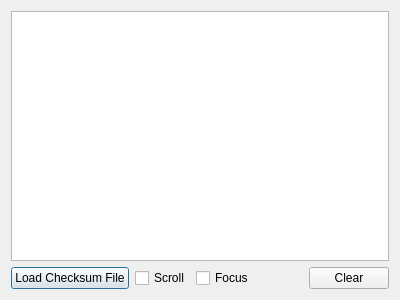
This is views/checksumview.ui in nicobucher/TMInspector as Qt 5 draws it before an edit. The edited form follows.
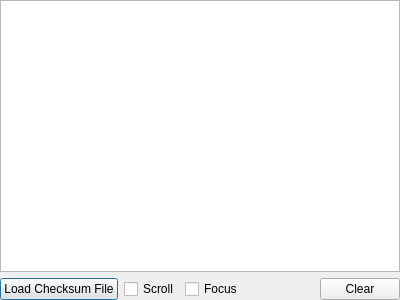
This is the edited form.

Commit message: aesthetic improvements to checksum checker

Patch:
```diff
--- a/views/checksumview.ui
+++ b/views/checksumview.ui
@@ -14,6 +14,18 @@
    <string>Checksum Checker</string>
   </property>
   <layout class="QVBoxLayout" name="verticalLayout">
+   <property name="leftMargin">
+    <number>0</number>
+   </property>
+   <property name="topMargin">
+    <number>0</number>
+   </property>
+   <property name="rightMargin">
+    <number>0</number>
+   </property>
+   <property name="bottomMargin">
+    <number>0</number>
+   </property>
    <item>
     <widget class="QListView" name="listView">
      <property name="font">
```
The commit also changes 1 other file.
